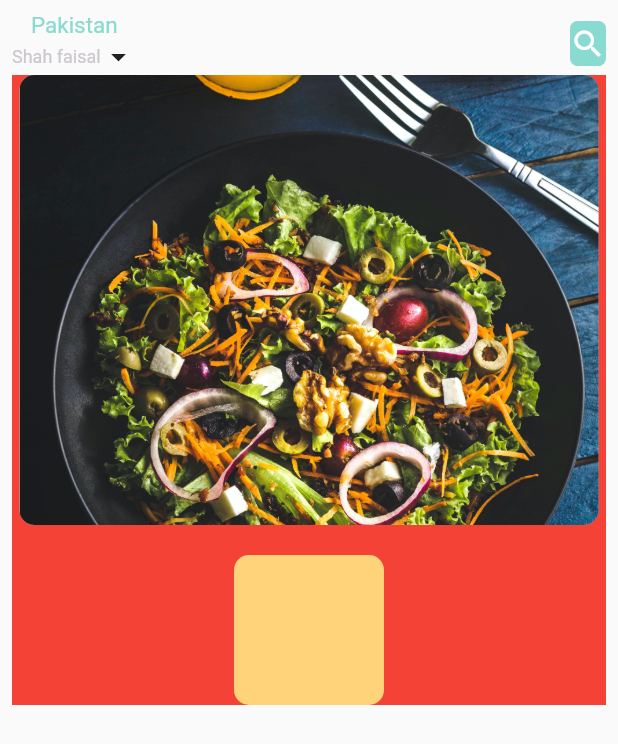
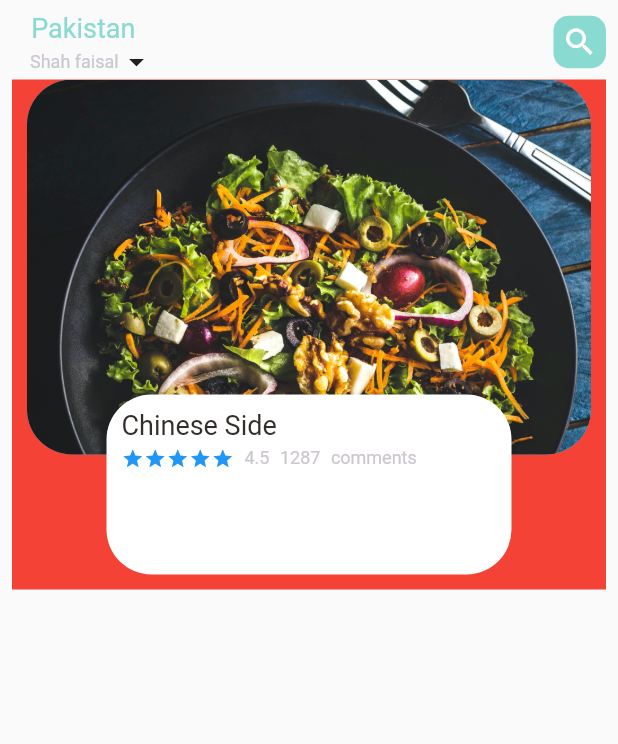
Before and after one commit to osamaHassanK/fast_food_app, a Flutter app: the screen it shows after launch, on a phone screen of 412 x 824 dp. Shown: the top 744 px of the screen. Run offline on Flutter 3.47's test engine with Material 2 defaults, Android fonts, the phone set to English and light mode, and no system bars.

Commit message:
2:12AM 8march

```diff
--- /dev/null
+++ b/lib/Widget/icon_and_text_widget.dart
@@ -0,0 +1,22 @@
+import 'package:flutter/material.dart';
+import 'package:shop_app/Widget/smalltext.dart';
+
+class IconAndTextWidget extends StatelessWidget {
+  final IconData icon;
+  final String text;
+  final Color color;
+
+  IconAndTextWidget({Key? key, required this.icon, required this.text,
+    required this.color}) : super(key: key);
+
+  @override
+  Widget build(BuildContext context) {
+    return Row(
+       children: [
+         Icon(icon,),
+         SizedBox(width: 5,),
+         SmallText(text: 'text',color: color,)
+       ],
+    );
+  }
+}
--- a/lib/Widget/textwidget.dart
+++ b/lib/Widget/textwidget.dart
@@ -7,7 +7,8 @@ class BigText extends StatelessWidget {
   TextOverflow overFlow;
 
 
-  BigText({Key? key,this.color,required this.text,this.size=15
+  BigText({Key? key,this.color,required this.text,this.size=18
+
   ,this.overFlow= TextOverflow.ellipsis}) : super(key: key);
 
   @override
--- a/lib/home/food_page_body.dart
+++ b/lib/home/food_page_body.dart
@@ -1,6 +1,8 @@
 import 'package:flutter/cupertino.dart';
 import 'package:flutter/material.dart';
-import 'package:shop_app/utilis/color.dart';
+import 'package:shop_app/Widget/icon_and_text_widget.dart';
+import 'package:shop_app/Widget/smalltext.dart';
+import 'package:shop_app/Widget/textwidget.dart';
 
 class FoodPageBody extends StatefulWidget {
   const FoodPageBody({Key? key}) : super(key: key);
@@ -11,9 +13,10 @@ class FoodPageBody extends StatefulWidget {
 
 class _FoodPageBodyState extends State<FoodPageBody> {
   @override
+  PageController pageController =PageController(viewportFraction: 0.1);
   Widget build(BuildContext context) {
     return Container(
-      height: 420,
+      height: 340,
        color: Colors.red,
        child: PageView.builder(
            itemCount: 5,
@@ -25,25 +28,50 @@ class _FoodPageBodyState extends State<FoodPageBody> {
   Widget _buildPageItem(int index){
     return Stack(
       children: [
-       Container(
-         height: 300,
-    margin: EdgeInsets.only(left: 5,right: 5),
-    decoration: BoxDecoration(borderRadius: BorderRadius.circular(10),
+       Align(
+         alignment: Alignment.topCenter,
+         child: Container(
+           height: 250,
+    margin: EdgeInsets.only(left: 10,right: 10),
+    decoration: BoxDecoration(borderRadius: BorderRadius.circular(30),
     color: index.isEven?Color(0xff69c5df):Color(0xFF924cc)
     ,image: DecorationImage(
-    fit:BoxFit.cover ,
+    fit:BoxFit.cover,
     image: index.isEven?AssetImage("assets/image/food.jpg",):
     AssetImage("assets/image/foood2.jpg",))
     ),
     ),
+       ),
         Align(
           alignment: Alignment.bottomCenter,
           child:Container(
-            height: 100,
-            width: 100,
+            margin: EdgeInsets.only(bottom: 10),
+            height:120,
+            width: 270,
             decoration: BoxDecoration(
-              borderRadius:BorderRadius.circular(10),color:AppColor.yellowColor,
-              // 56:32 video timing
+              borderRadius:BorderRadius.circular(30),color:Colors.white,
+            ),
+            child: Container(
+                padding: EdgeInsets.only( bottom: 10,left: 10,right: 10,top: 10),
+              child: Column(
+                crossAxisAlignment: CrossAxisAlignment.start,
+                 children: [
+                   BigText(text: 'Chinese Side',),
+                   SizedBox(height: 4,),
+                   Row(children: [
+                     Wrap(children:
+                       List.generate(5, (index) =>
+                           Icon(Icons.star,size: 15,color: Colors.blue,),
+                       ),),
+                     SizedBox(width: 7,),
+                     SmallText(text: "4.5"),
+                     SizedBox(width: 7,),
+                     SmallText(text: "1287"),
+                     SizedBox(width: 7,),
+                     SmallText(text: "comments"),
+                   ],)
+                 ],
+              ),
             ),
           ) ,
         ),
--- a/lib/home/main_food_page.dart
+++ b/lib/home/main_food_page.dart
@@ -28,6 +28,7 @@ class _MainFoodPageState extends State<MainFoodPage> {
                        BigText(text:'Pakistan',color: AppColor.mainColor),
                        Row(
                          children: [
+                           SizedBox(width: 12,),
                            SmallText(text:'Shah faisal'),
                            Icon(Icons.arrow_drop_down),
                          ],
@@ -35,10 +36,12 @@ class _MainFoodPageState extends State<MainFoodPage> {
 
                      ]),
                      Container(
-                       height: 30,
+                       margin:EdgeInsets.only(bottom: 5),
+                       height: 35.0,
+                         width: 35,
                          decoration:BoxDecoration(color: AppColor.mainColor,
-                             borderRadius:BorderRadius.circular(5) ) ,
-                        child:Icon(Icons.search,color:Colors.white) ,
+                             borderRadius:BorderRadius.circular(10) ) ,
+                        child:Icon(Icons.search,color:Colors.white),
                      )
                    ],
                  ),
```
Also changed, not shown: lib/main.dart (line endings or trailing spaces).
